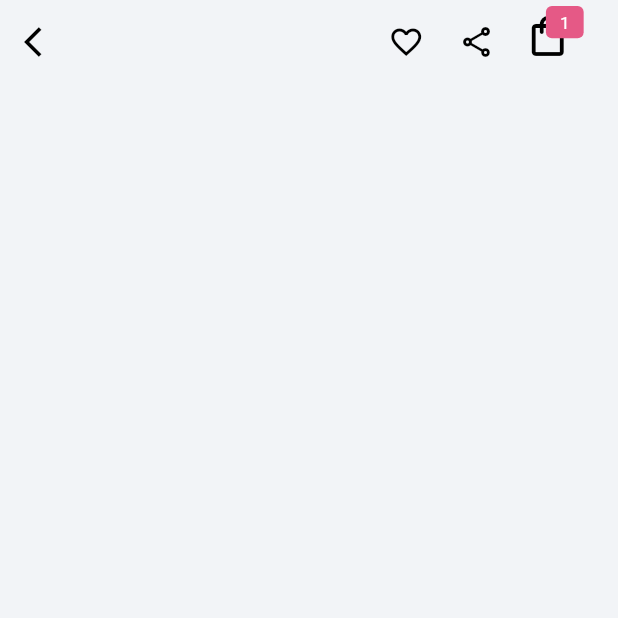
After one commit to lexican/market_place_assignment, a Flutter app: the screen it shows after launch, scrolled down 576 dp, after a tap on "Shirt", on a phone screen of 412 x 824 dp, the top half of it. The commit adds this screen. Run offline on Flutter 3.47's test engine with Material 2 defaults, Android fonts, the phone set to English and light mode, and no system bars; drawn by our look-alikes of card_swiper, dots_indicator; our stand-ins replace flutter_screenutil, flutter_svg, page_transition.

Commit message:
feat : product details AppBar

```diff
--- a/lib/src/core/app_colors.dart
+++ b/lib/src/core/app_colors.dart
@@ -7,4 +7,5 @@ class AppColors {
   static Color headlineTextColor = const Color(0xFF161A33);
   static Color bodyTextColor = const Color(0xFF616161);
   static Color grey = const Color(0xFF616161);
+  static Color secondaryColor = const Color(0xFFe55986);
 }
--- a/lib/src/core/widgets/badge/badge.dart
+++ b/lib/src/core/widgets/badge/badge.dart
@@ -1,5 +1,6 @@
 import 'package:flutter/material.dart';
 import 'package:flutter_screenutil/flutter_screenutil.dart';
+import 'package:market_place_assignment/src/core/app_colors.dart';
 
 class AppBadge extends StatelessWidget {
   final IconData icon;
@@ -28,9 +29,7 @@ class AppBadge extends StatelessWidget {
           child: Container(
             padding: const EdgeInsets.all(2),
             decoration: BoxDecoration(
-              color: const Color(
-                0xFFe55986,
-              ),
+              color: AppColors.secondaryColor,
               borderRadius: BorderRadius.circular(4),
             ),
             constraints: BoxConstraints(
--- a/lib/src/core/widgets/bottom_navigation_bar/bottom_navigation_bar_item.dart
+++ b/lib/src/core/widgets/bottom_navigation_bar/bottom_navigation_bar_item.dart
@@ -54,12 +54,12 @@ class AppBottomNavigationBarItem extends StatelessWidget {
           isSelectedTab
               ? AppText.h1(
                   content: label,
-                  fontSize: 13.sp,
+                  fontSize: 12.sp,
                   fontWeight: FontWeight.w700,
                 )
               : AppText.h1(
                   content: label,
-                  fontSize: 13.sp,
+                  fontSize: 12.sp,
                   fontWeight: FontWeight.w500,
                 )
         ],
--- a/lib/src/core/widgets/home/product_item/product_item.dart
+++ b/lib/src/core/widgets/home/product_item/product_item.dart
@@ -4,6 +4,8 @@ import 'package:market_place_assignment/src/core/app_colors.dart';
 import 'package:market_place_assignment/src/core/model/product_model.dart';
 import 'package:market_place_assignment/src/core/widgets/app_text/app_text.dart';
 import 'package:market_place_assignment/src/core/widgets/rating/rating.dart';
+import 'package:market_place_assignment/src/features/product_details/product_details.dart';
+import 'package:page_transition/page_transition.dart';
 
 class ProductItem extends StatelessWidget {
   final ProductModel product;
@@ -15,7 +17,20 @@ class ProductItem extends StatelessWidget {
   @override
   Widget build(BuildContext context) {
     return GestureDetector(
-      onTap: () {},
+      onTap: () {
+        Navigator.push(
+          context,
+          PageTransition(
+            type: PageTransitionType.fade,
+            child: ProductDetails(
+              product: product,
+            ),
+            duration: const Duration(
+              milliseconds: 2000,
+            ),
+          ),
+        );
+      },
       child: Container(
         color: Colors.transparent,
         child: Column(
@@ -34,9 +49,9 @@ class ProductItem extends StatelessWidget {
                     top: 10,
                     right: 10,
                     child: product.isFavourite
-                        ? const Icon(
+                        ? Icon(
                             Icons.favorite,
-                            color: Colors.red,
+                            color: AppColors.secondaryColor,
                           )
                         : const Icon(
                             Icons.favorite_outline,
--- /dev/null
+++ b/lib/src/features/product_details/product_details.dart
@@ -0,0 +1,72 @@
+import 'package:flutter/material.dart';
+import 'package:flutter_screenutil/flutter_screenutil.dart';
+import 'package:market_place_assignment/src/core/app_colors.dart';
+import 'package:market_place_assignment/src/core/model/product_model.dart';
+import 'package:market_place_assignment/src/core/widgets/badge/badge.dart';
+
+class ProductDetails extends StatefulWidget {
+  final ProductModel product;
+  const ProductDetails({
+    super.key,
+    required this.product,
+  });
+
+  @override
+  State<ProductDetails> createState() => _ProductDetailsState();
+}
+
+class _ProductDetailsState extends State<ProductDetails> {
+  @override
+  Widget build(BuildContext context) {
+    return Scaffold(
+      backgroundColor: AppColors.backgroundColor,
+      appBar: AppBar(
+        elevation: 0,
+        backgroundColor: AppColors.backgroundColor,
+        leading: GestureDetector(
+          onTap: () {
+            Navigator.of(context).pop();
+          },
+          child: const Icon(
+            Icons.arrow_back_ios,
+            color: Colors.black,
+          ),
+        ),
+        actions: [
+          GestureDetector(
+            child: widget.product.isFavourite
+                ? Icon(
+                    Icons.favorite,
+                    color: AppColors.secondaryColor,
+                  )
+                : const Icon(
+                    Icons.favorite_outline,
+                    color: Colors.black,
+                  ),
+          ),
+          SizedBox(
+            width: 20.w,
+          ),
+          GestureDetector(
+            child: const Icon(
+              Icons.share_outlined,
+              color: Colors.black,
+            ),
+          ),
+          SizedBox(
+            width: 10.w,
+          ),
+          GestureDetector(
+            child: const AppBadge(
+              icon: Icons.shopping_bag_outlined,
+              count: "1",
+            ),
+          ),
+          SizedBox(
+            width: 20.w,
+          ),
+        ],
+      ),
+    );
+  }
+}
--- a/pubspec.yaml
+++ b/pubspec.yaml
@@ -39,6 +39,7 @@ dependencies:
   flutter_screenutil: ^5.7.0
   card_swiper: ^2.0.4
   dots_indicator: ^3.0.0
+  page_transition: ^2.0.9
 
 dev_dependencies:
   build_runner:
```
Also changed, not shown: pubspec.lock.
